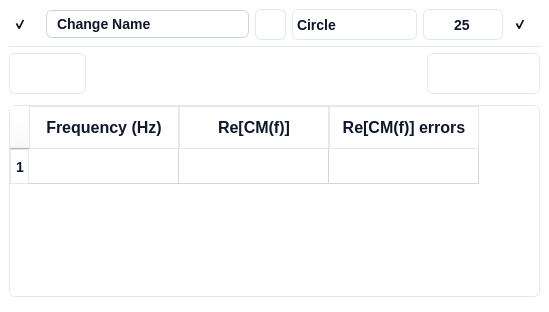
Before: the Qt Designer form ui/scatter_widget.ui in IoanTivig/OpenDEP_View, drawn with Qt 5.
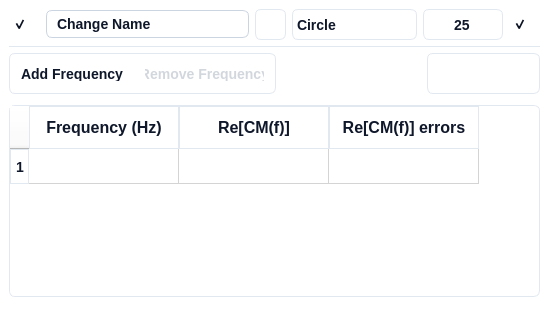
After: the same form once the commit is applied. Icons and pictures are not drawn.

Commit message: Fully functional. For now in beta. Changed some UI stuff.

The edit to the form file:
```diff
--- a/ui/scatter_widget.ui
+++ b/ui/scatter_widget.ui
@@ -617,13 +617,13 @@
                 </property>
                 <property name="minimumSize">
                  <size>
-                  <width>31</width>
+                  <width>75</width>
                   <height>31</height>
                  </size>
                 </property>
                 <property name="maximumSize">
                  <size>
-                  <width>31</width>
+                  <width>135</width>
                   <height>31</height>
                  </size>
                 </property>
@@ -643,8 +643,7 @@
                  <string>&lt;html&gt;&lt;head/&gt;&lt;body&gt;&lt;p&gt;Add Point&lt;/p&gt;&lt;/body&gt;&lt;/html&gt;</string>
                 </property>
                 <property name="styleSheet">
-                 <string notr="true">
-/* Default State */
+                 <string notr="true">/* Default State */
 QPushButton {
     border: none;
 	background: transparent;  /* Ghost button with no background */
@@ -655,8 +654,7 @@
     font-weight: 500;  /* Font weight */
     font-size: 14px;  /* Font size */
     line-height: 24px;  /* Line height */
-	padding: 4px;
-	image: url(:/ui/qt/resources/buttons/add_icon.png);
+	padding: 8px;
 }
 
 /* Hover State */
@@ -670,28 +668,31 @@
 QPushButton:pressed {
     background: #DEE8F2;
     color: #0F172A;  /* Text color */
-	image: url(:/ui/qt/resources/buttons/add_icon.png);
+}
+
+QPushButton:disabled {
+    color: #D2D7DD;
 }</string>
                 </property>
                 <property name="text">
-                 <string/>
+                 <string>Add Frequency</string>
                 </property>
                </widget>
               </item>
               <item>
                <widget class="QPushButton" name="pyqt5_button_remove_scatter_point">
                 <property name="enabled">
-                 <bool>true</bool>
+                 <bool>false</bool>
                 </property>
                 <property name="minimumSize">
                  <size>
-                  <width>31</width>
+                  <width>75</width>
                   <height>31</height>
                  </size>
                 </property>
                 <property name="maximumSize">
                  <size>
-                  <width>31</width>
+                  <width>135</width>
                   <height>31</height>
                  </size>
                 </property>
@@ -722,8 +723,7 @@
     font-weight: 500;  /* Font weight */
     font-size: 14px;  /* Font size */
     line-height: 24px;  /* Line height */
-	padding: 4px;
-	image: url(:/ui/qt/resources/buttons/substract_icon.png);
+	padding: 8px;
 }
 
 /* Hover State */
@@ -737,11 +737,14 @@
 QPushButton:pressed {
     background: #DEE8F2;
     color: #0F172A;  /* Text color */
-	image: url(:/ui/qt/resources/buttons/substract_icon.png);
+}
+
+QPushButton:disabled {
+    color: #D2D7DD;
 }</string>
                 </property>
                 <property name="text">
-                 <string/>
+                 <string>Remove Frequency</string>
                 </property>
                </widget>
               </item>
```
Left out of the diff: 28 changed lines with no effect on the pictures. The commit also changes 7 other files.
